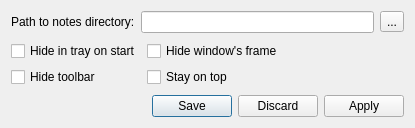
Before: the Qt Designer form configdialog.ui in proton/zNotes, drawn with Qt 5.
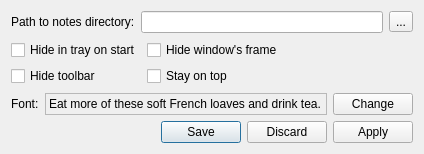
After: the same form once the commit is applied. Icons and pictures are not drawn.

Commit message: Added ability to change note's font

Patch:
```diff
--- a/configdialog.ui
+++ b/configdialog.ui
@@ -6,8 +6,8 @@
    <rect>
     <x>0</x>
     <y>0</y>
-    <width>415</width>
-    <height>128</height>
+    <width>424</width>
+    <height>154</height>
    </rect>
   </property>
   <property name="windowTitle">
@@ -81,6 +81,46 @@
      </item>
     </layout>
    </item>
+   <item>
+    <layout class="QHBoxLayout" name="horizontalLayout_2">
+     <item>
+      <widget class="QLabel" name="label_2">
+       <property name="sizePolicy">
+        <sizepolicy hsizetype="Maximum" vsizetype="Preferred">
+         <horstretch>0</horstretch>
+         <verstretch>0</verstretch>
+        </sizepolicy>
+       </property>
+       <property name="text">
+        <string>Font:</string>
+       </property>
+      </widget>
+     </item>
+     <item>
+      <widget class="QLabel" name="lb_FontExample">
+       <property name="frameShape">
+        <enum>QFrame::StyledPanel</enum>
+       </property>
+       <property name="text">
+        <string>Eat more of these soft French loaves and drink tea.</string>
+       </property>
+      </widget>
+     </item>
+     <item>
+      <widget class="QPushButton" name="btn_FontChange">
+       <property name="sizePolicy">
+        <sizepolicy hsizetype="Fixed" vsizetype="Fixed">
+         <horstretch>0</horstretch>
+         <verstretch>0</verstretch>
+        </sizepolicy>
+       </property>
+       <property name="text">
+        <string>Change</string>
+       </property>
+      </widget>
+     </item>
+    </layout>
+   </item>
    <item>
     <widget class="QDialogButtonBox" name="buttonBox">
      <property name="standardButtons">
```
The commit also changes 8 other files.
